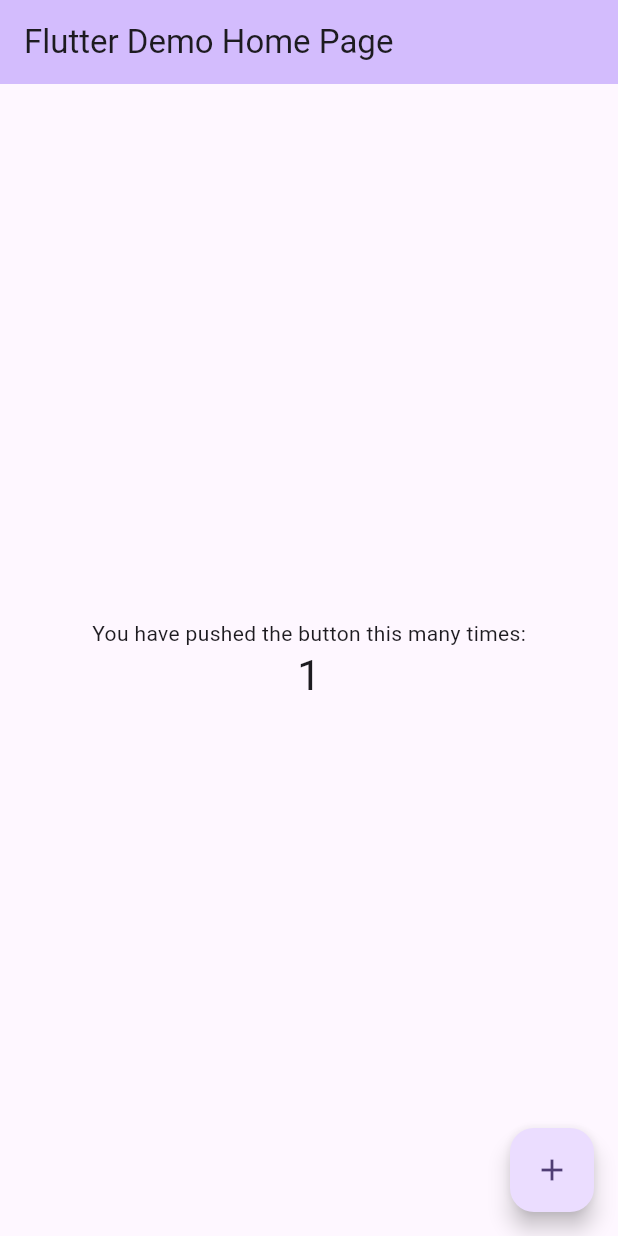
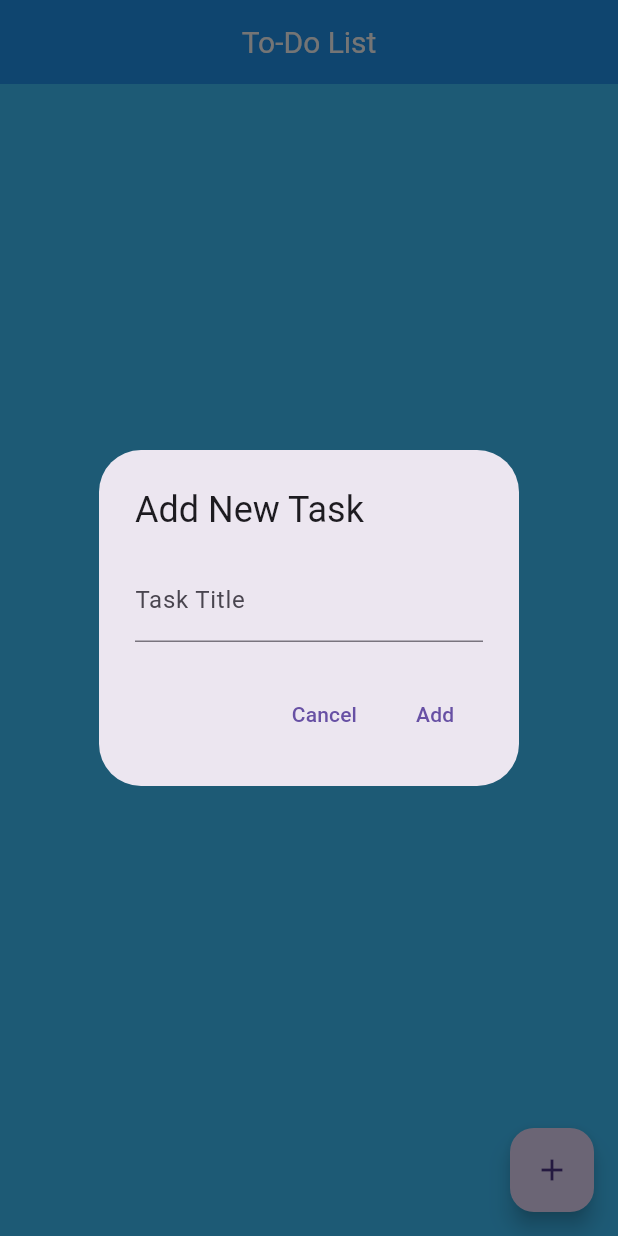
Before and after one commit to fuzailmohammad/to_do_app, a Flutter app: the screen it shows after launch, after a tap on the "add" icon, on a phone screen of 412 x 824 dp. Run offline on Flutter 3.47's test engine with Material 3 defaults, Android fonts, the phone set to English and light mode, and no system bars; our stand-ins replace shared_preferences.

Commit message:
final build

```diff
--- a/lib/main.dart
+++ b/lib/main.dart
@@ -1,4 +1,5 @@
 import 'package:flutter/material.dart';
+import 'package:to_do_app/to_do_screen.dart';
 
 void main() {
   runApp(const MyApp());
@@ -7,119 +8,12 @@ void main() {
 class MyApp extends StatelessWidget {
   const MyApp({super.key});
 
-  // This widget is the root of your application.
   @override
   Widget build(BuildContext context) {
-    return MaterialApp(
-      title: 'Flutter Demo',
-      theme: ThemeData(
-        // This is the theme of your application.
-        //
-        // TRY THIS: Try running your application with "flutter run". You'll see
-        // the application has a purple toolbar. Then, without quitting the app,
-        // try changing the seedColor in the colorScheme below to Colors.green
-        // and then invoke "hot reload" (save your changes or press the "hot
-        // reload" button in a Flutter-supported IDE, or press "r" if you used
-        // the command line to start the app).
-        //
-        // Notice that the counter didn't reset back to zero; the application
-        // state is not lost during the reload. To reset the state, use hot
-        // restart instead.
-        //
-        // This works for code too, not just values: Most code changes can be
-        // tested with just a hot reload.
-        colorScheme: ColorScheme.fromSeed(seedColor: Colors.deepPurple),
-        useMaterial3: true,
-      ),
-      home: const MyHomePage(title: 'Flutter Demo Home Page'),
+    return const MaterialApp(
+      title: 'To-Do List App',
+      debugShowCheckedModeBanner: false,
+      home: TodoListScreen(),
     );
   }
 }
-
-class MyHomePage extends StatefulWidget {
-  const MyHomePage({super.key, required this.title});
-
-  // This widget is the home page of your application. It is stateful, meaning
-  // that it has a State object (defined below) that contains fields that affect
-  // how it looks.
-
-  // This class is the configuration for the state. It holds the values (in this
-  // case the title) provided by the parent (in this case the App widget) and
-  // used by the build method of the State. Fields in a Widget subclass are
-  // always marked "final".
-
-  final String title;
-
-  @override
-  State<MyHomePage> createState() => _MyHomePageState();
-}
-
-class _MyHomePageState extends State<MyHomePage> {
-  int _counter = 0;
-
-  void _incrementCounter() {
-    setState(() {
-      // This call to setState tells the Flutter framework that something has
-      // changed in this State, which causes it to rerun the build method below
-      // so that the display can reflect the updated values. If we changed
-      // _counter without calling setState(), then the build method would not be
-      // called again, and so nothing would appear to happen.
-      _counter++;
-    });
-  }
-
-  @override
-  Widget build(BuildContext context) {
-    // This method is rerun every time setState is called, for instance as done
-    // by the _incrementCounter method above.
-    //
-    // The Flutter framework has been optimized to make rerunning build methods
-    // fast, so that you can just rebuild anything that needs updating rather
-    // than having to individually change instances of widgets.
-    return Scaffold(
-      appBar: AppBar(
-        // TRY THIS: Try changing the color here to a specific color (to
-        // Colors.amber, perhaps?) and trigger a hot reload to see the AppBar
-        // change color while the other colors stay the same.
-        backgroundColor: Theme.of(context).colorScheme.inversePrimary,
-        // Here we take the value from the MyHomePage object that was created by
-        // the App.build method, and use it to set our appbar title.
-        title: Text(widget.title),
-      ),
-      body: Center(
-        // Center is a layout widget. It takes a single child and positions it
-        // in the middle of the parent.
-        child: Column(
-          // Column is also a layout widget. It takes a list of children and
-          // arranges them vertically. By default, it sizes itself to fit its
-          // children horizontally, and tries to be as tall as its parent.
-          //
-          // Column has various properties to control how it sizes itself and
-          // how it positions its children. Here we use mainAxisAlignment to
-          // center the children vertically; the main axis here is the vertical
-          // axis because Columns are vertical (the cross axis would be
-          // horizontal).
-          //
-          // TRY THIS: Invoke "debug painting" (choose the "Toggle Debug Paint"
-          // action in the IDE, or press "p" in the console), to see the
-          // wireframe for each widget.
-          mainAxisAlignment: MainAxisAlignment.center,
-          children: <Widget>[
-            const Text(
-              'You have pushed the button this many times:',
-            ),
-            Text(
-              '$_counter',
-              style: Theme.of(context).textTheme.headlineMedium,
-            ),
-          ],
-        ),
-      ),
-      floatingActionButton: FloatingActionButton(
-        onPressed: _incrementCounter,
-        tooltip: 'Increment',
-        child: const Icon(Icons.add),
-      ), // This trailing comma makes auto-formatting nicer for build methods.
-    );
-  }
-}
--- /dev/null
+++ b/lib/task.dart
@@ -0,0 +1,6 @@
+class Task {
+  String title;
+  bool isComplete;
+
+  Task(this.title, this.isComplete);
+}
--- /dev/null
+++ b/lib/to_do_screen.dart
@@ -0,0 +1,123 @@
+import 'dart:convert';
+
+import 'package:flutter/material.dart';
+import 'package:shared_preferences/shared_preferences.dart';
+import 'package:to_do_app/task.dart';
+
+class TodoListScreen extends StatefulWidget {
+  const TodoListScreen({super.key});
+
+  @override
+  TodoListScreenState createState() => TodoListScreenState();
+}
+
+class TodoListScreenState extends State<TodoListScreen> {
+  List<Task> tasks = [];
+
+  @override
+  void initState() {
+    super.initState();
+    _loadTasks();
+  }
+
+  @override
+  Widget build(BuildContext context) {
+    return Scaffold(
+      backgroundColor: Colors.lightBlueAccent,
+      appBar: AppBar(
+        title: const Text('To-Do List'),
+        centerTitle: true,
+        titleTextStyle: const TextStyle(fontSize: 20,color: Colors.white,),
+        backgroundColor: Colors.blue,
+      ),
+      body: ListView.builder(
+        itemCount: tasks.length,
+        itemBuilder: (context, index) {
+          return ListTile(
+            title: Text(tasks[index].title),
+            trailing: Checkbox(
+              value: tasks[index].isComplete,
+              onChanged: (value) {
+                setState(() {
+                  tasks[index].isComplete = value!;
+                  _saveTasks();
+                });
+              },
+            ),
+          );
+        },
+      ),
+      floatingActionButton: FloatingActionButton(
+        onPressed: () {
+          _showAddTaskDialog(context);
+        },
+        child: const Icon(Icons.add),
+      ),
+    );
+  }
+
+  void _showAddTaskDialog(BuildContext context) {
+    String newTaskTitle = '';
+
+    showDialog(
+      context: context,
+      builder: (BuildContext context) {
+        return AlertDialog(
+          title: const Text('Add New Task'),
+          content: TextField(
+            onChanged: (value) {
+              newTaskTitle = value;
+            },
+            decoration: const InputDecoration(labelText: 'Task Title'),
+          ),
+          actions: <Widget>[
+            TextButton(
+              onPressed: () {
+                Navigator.of(context).pop();
+              },
+              child: const Text('Cancel'),
+            ),
+            TextButton(
+              onPressed: () {
+                setState(() {
+                  tasks.add(Task(newTaskTitle, false));
+                  _saveTasks();
+                });
+                Navigator.of(context).pop();
+              },
+              child: const Text('Add'),
+            ),
+          ],
+        );
+      },
+    );
+  }
+
+  void _saveTasks() async {
+    SharedPreferences prefs = await SharedPreferences.getInstance();
+    List<String> tasksJsonList =
+    tasks.map((task) => taskToJson(task)).toList();
+    prefs.setStringList('tasks', tasksJsonList);
+  }
+
+  void _loadTasks() async {
+    SharedPreferences prefs = await SharedPreferences.getInstance();
+    List<String>? tasksJsonList = prefs.getStringList('tasks');
+
+    if (tasksJsonList != null) {
+      setState(() {
+        tasks = tasksJsonList.map((json) => taskFromJson(json)).toList();
+      });
+    }
+  }
+
+  String taskToJson(Task task) {
+    return '{"title": "${task.title}", "isComplete": ${task.isComplete}}';
+  }
+
+  Task taskFromJson(String json) {
+    Map<String, dynamic> taskMap = Map<String, dynamic>.from(
+        Map<String, dynamic>.from(jsonDecode(json)));
+    return Task(taskMap['title'], taskMap['isComplete']);
+  }
+}
--- a/pubspec.yaml
+++ b/pubspec.yaml
@@ -35,6 +35,7 @@ dependencies:
   # The following adds the Cupertino Icons font to your application.
   # Use with the CupertinoIcons class for iOS style icons.
   cupertino_icons: ^1.0.2
+  shared_preferences: ^2.2.2
 
 dev_dependencies:
   flutter_test:
```
Also changed, not shown: pubspec.lock, 1 other file.
